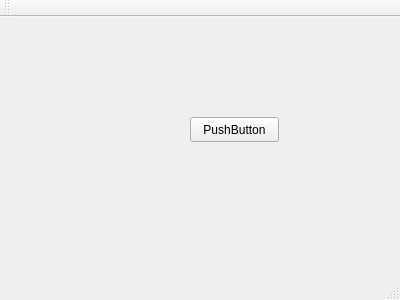
Before: the Qt Designer form IRSGUI/mainwindow.ui in yhlmaybe/Intelligent-Robot-System, drawn with Qt 5.
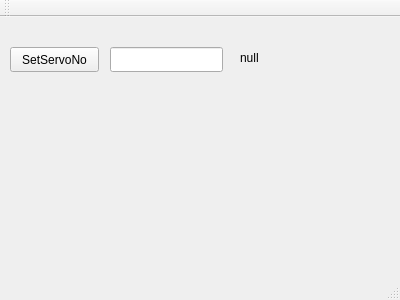
After: the same form once the commit is applied.

```diff
--- a/IRSGUI/mainwindow.ui
+++ b/IRSGUI/mainwindow.ui
@@ -17,14 +17,37 @@
    <widget class="QPushButton" name="pushButton">
     <property name="geometry">
      <rect>
-      <x>190</x>
-      <y>100</y>
+      <x>10</x>
+      <y>30</y>
       <width>89</width>
       <height>25</height>
      </rect>
     </property>
     <property name="text">
-     <string>PushButton</string>
+     <string>SetServoNo</string>
+    </property>
+   </widget>
+   <widget class="QLabel" name="ServoNo_Lable">
+    <property name="geometry">
+     <rect>
+      <x>240</x>
+      <y>30</y>
+      <width>71</width>
+      <height>21</height>
+     </rect>
+    </property>
+    <property name="text">
+     <string>null</string>
+    </property>
+   </widget>
+   <widget class="QLineEdit" name="ServoNo_LineEdit">
+    <property name="geometry">
+     <rect>
+      <x>110</x>
+      <y>30</y>
+      <width>113</width>
+      <height>25</height>
+     </rect>
     </property>
    </widget>
   </widget>
```
Left out of the diff: 2 changed lines with no effect on the pictures.
